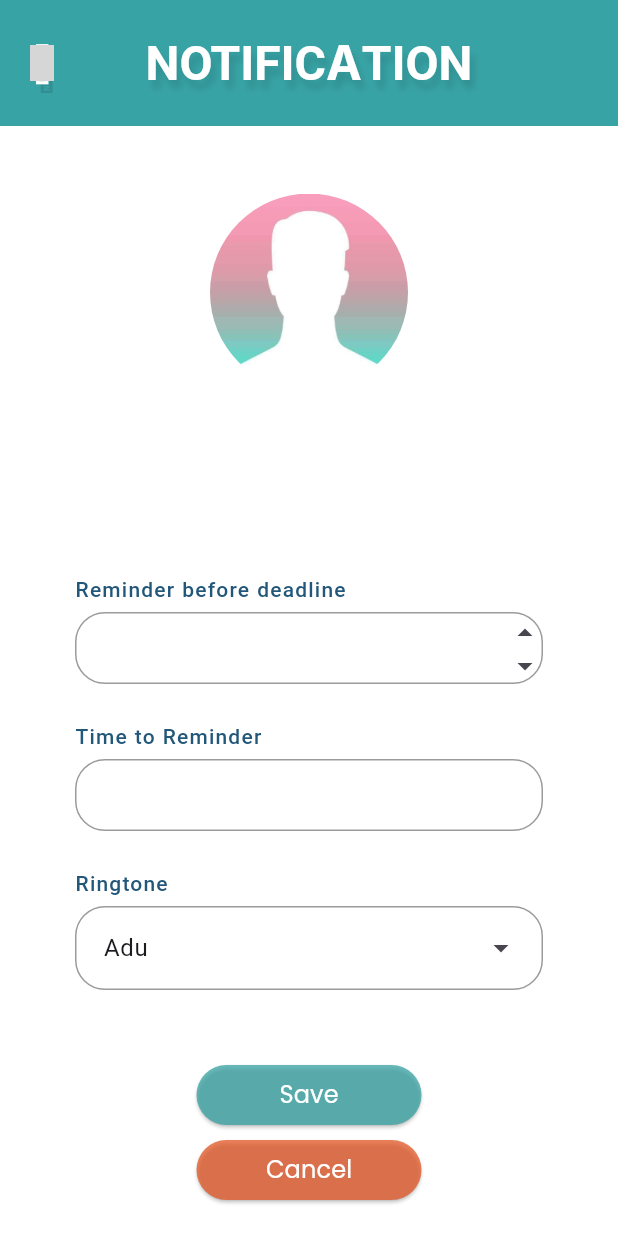
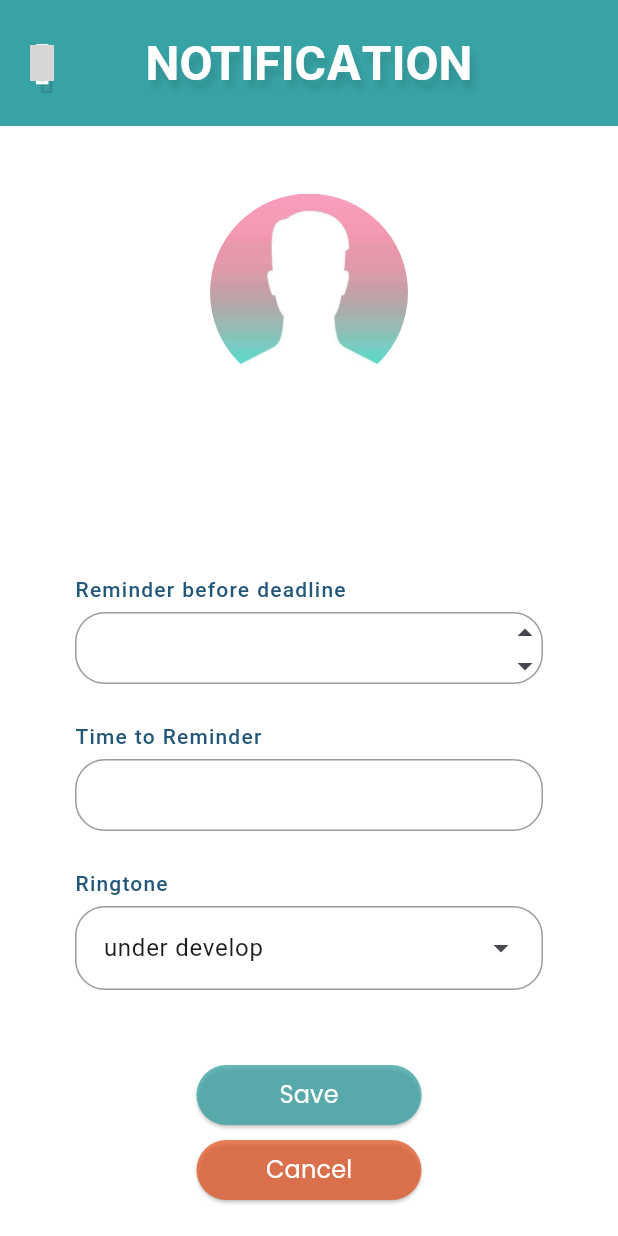
Before and after one commit to TuongPhamCT/Rental-Room-App, a Flutter app: the NotificationScreen screen opened by its route, on a phone screen of 412 x 824 dp. Run offline on Flutter 3.47's test engine with Material 3 defaults, Android fonts, the phone set to English and light mode, and no system bars; drawn by our look-alikes of date_field; our stand-ins replace cloud_firestore, connectivity_plus, firebase_analytics, firebase_auth, firebase_core, firebase_storage and 15 more; missing offline and left inert: font_awesome_icon_class, mailer; accounts and stored records are empty; Roboto replaces fonts that are missing (Rubik); project files that could hold a hidden picture were left out; grey boxes are pictures that could not be loaded.

Commit message:
Update notification_screen.dart

```diff
--- a/rental_room_app/lib/Views/notification_screen.dart
+++ b/rental_room_app/lib/Views/notification_screen.dart
@@ -198,15 +198,10 @@ class _NotificationScreenState extends State<NotificationScreen>
                                     width: 1, color: ColorPalette.primaryColor),
                                 borderRadius: BorderRadius.circular(20)),
                           ),
-                          initialSelection: "adu",
+                          initialSelection: "under develop",
                           dropdownMenuEntries: const <DropdownMenuEntry<
                               String>>[
-                            DropdownMenuEntry(value: "adu", label: "Adu"),
-                            DropdownMenuEntry(value: "vailon", label: "Vailon"),
-                            DropdownMenuEntry(
-                                value: "anhban", label: "Anh Ban"),
-                            DropdownMenuEntry(
-                                value: "nay hai vai", label: "Nay Hai Vai")
+                            DropdownMenuEntry(value: "under develop", label: "under develop"),
                           ]),
                     ),
                     const Gap(50),
```
